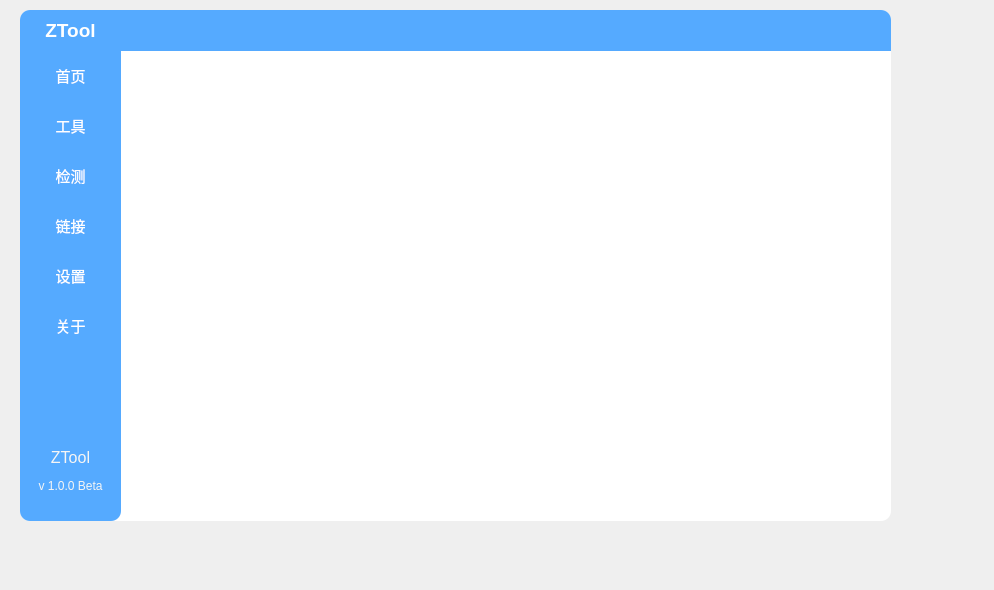
Before: the Qt Designer form Qt Designer GUI Projects/ZTool/ZTool.ui in zhangjiangh03/Default_Repository, drawn with Qt 5.
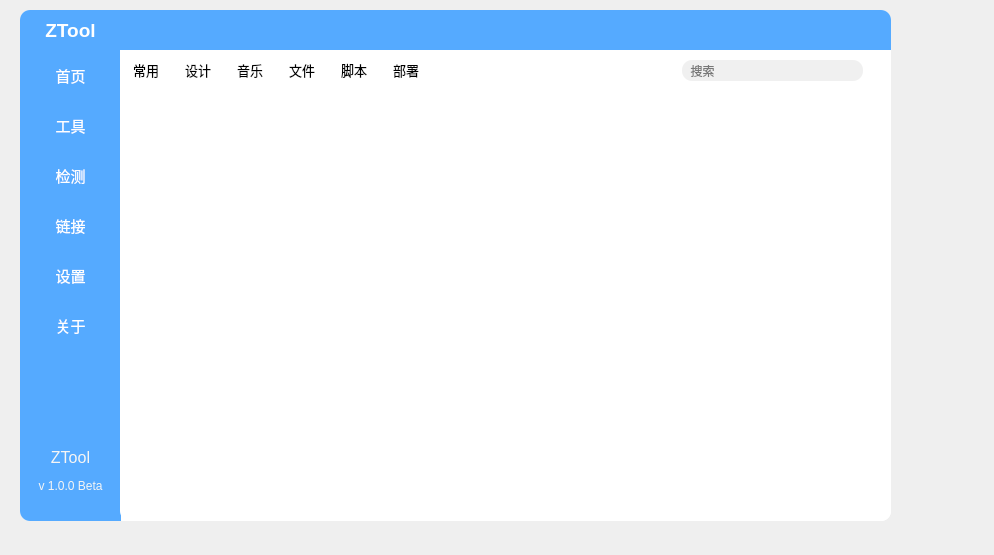
After: the same form once the commit is applied. Icons and pictures are not drawn.

Patch:
```diff
--- a/Qt Designer GUI Projects/ZTool/ZTool.ui
+++ b/Qt Designer GUI Projects/ZTool/ZTool.ui
@@ -7,7 +7,7 @@
     <x>0</x>
     <y>0</y>
     <width>994</width>
-    <height>590</height>
+    <height>555</height>
    </rect>
   </property>
   <property name="windowTitle">
@@ -146,7 +146,7 @@
 	background-color: rgb(85, 170, 255);
 	border-top-left-radius: 0px;
 	border-top-right-radius: 0px;
-	border-bottom-right-radius: 10px;
+	border-bottom-right-radius: 0px;
 	border-bottom-left-radius: 10px;
 }</string>
     </property>
@@ -250,6 +250,246 @@
      </item>
     </widget>
    </widget>
+   <widget class="QStackedWidget" name="stackedWidget">
+    <property name="geometry">
+     <rect>
+      <x>100</x>
+      <y>40</y>
+      <width>771</width>
+      <height>471</height>
+     </rect>
+    </property>
+    <property name="styleSheet">
+     <string notr="true"/>
+    </property>
+    <property name="currentIndex">
+     <number>1</number>
+    </property>
+    <widget class="QWidget" name="index">
+     <widget class="QLabel" name="label">
+      <property name="geometry">
+       <rect>
+        <x>260</x>
+        <y>90</y>
+        <width>54</width>
+        <height>16</height>
+       </rect>
+      </property>
+      <property name="text">
+       <string>1</string>
+      </property>
+     </widget>
+    </widget>
+    <widget class="QWidget" name="tool">
+     <widget class="QFrame" name="frame_4">
+      <property name="geometry">
+       <rect>
+        <x>0</x>
+        <y>0</y>
+        <width>771</width>
+        <height>41</height>
+       </rect>
+      </property>
+      <property name="styleSheet">
+       <string notr="true">QFrame {
+	border-top-left-radius: 0px;
+	border-top-right-radius: 0px;
+	border-bottom-right-radius: 0px;
+	border-bottom-left-radius: 0px;
+}</string>
+      </property>
+      <property name="frameShape">
+       <enum>QFrame::StyledPanel</enum>
+      </property>
+      <property name="frameShadow">
+       <enum>QFrame::Raised</enum>
+      </property>
+      <widget class="QFrame" name="frame_5">
+       <property name="geometry">
+        <rect>
+         <x>550</x>
+         <y>0</y>
+         <width>221</width>
+         <height>41</height>
+        </rect>
+       </property>
+       <property name="styleSheet">
+        <string notr="true">QFrame {
+	border-top-left-radius: 0px;
+	border-top-right-radius: 0px;
+	border-bottom-right-radius: 0px;
+	border-bottom-left-radius: 0px;
+}</string>
+       </property>
+       <property name="frameShape">
+        <enum>QFrame::StyledPanel</enum>
+       </property>
+       <property name="frameShadow">
+        <enum>QFrame::Raised</enum>
+       </property>
+       <widget class="QLineEdit" name="lineEdit">
+        <property name="geometry">
+         <rect>
+          <x>12</x>
+          <y>10</y>
+          <width>181</width>
+          <height>21</height>
+         </rect>
+        </property>
+        <property name="styleSheet">
+         <string notr="true">border:none;
+background-color: rgb(240, 240, 240);
+border-top-left-radius: 10px;
+border-top-right-radius: 10px;
+border-bottom-right-radius: 10px;
+border-bottom-left-radius: 10px;</string>
+        </property>
+        <property name="text">
+         <string/>
+        </property>
+        <property name="dragEnabled">
+         <bool>false</bool>
+        </property>
+        <property name="placeholderText">
+         <string>  搜索</string>
+        </property>
+        <property name="cursorMoveStyle">
+         <enum>Qt::LogicalMoveStyle</enum>
+        </property>
+       </widget>
+      </widget>
+     </widget>
+     <widget class="QListWidget" name="listWidget_2">
+      <property name="geometry">
+       <rect>
+        <x>0</x>
+        <y>0</y>
+        <width>321</width>
+        <height>41</height>
+       </rect>
+      </property>
+      <property name="styleSheet">
+       <string notr="true">QListView {
+	border-radius: 10px;
+	color: rgb(0, 0, 0);
+	font-size: 13px;
+}
+QListView::item{
+	background-color: transparent;
+
+	padding: 10px;
+}
+QListView::item:hover {
+	background-color: rgb(255, 255, 255);
+	color: rgb(255, 85, 0);
+}
+QListView::item:selected {
+	background-color: rgb(255, 255, 255);
+	color: rgb(255, 85, 0);
+	border-top: 2px solid rgb(255, 85, 0);
+}
+</string>
+      </property>
+      <property name="flow">
+       <enum>QListView::LeftToRight</enum>
+      </property>
+      <item>
+       <property name="text">
+        <string>常用</string>
+       </property>
+       <property name="textAlignment">
+        <set>AlignCenter</set>
+       </property>
+      </item>
+      <item>
+       <property name="text">
+        <string>设计</string>
+       </property>
+       <property name="textAlignment">
+        <set>AlignCenter</set>
+       </property>
+      </item>
+      <item>
+       <property name="text">
+        <string>音乐</string>
+       </property>
+       <property name="textAlignment">
+        <set>AlignCenter</set>
+       </property>
+      </item>
+      <item>
+       <property name="text">
+        <string>文件</string>
+       </property>
+       <property name="textAlignment">
+        <set>AlignCenter</set>
+       </property>
+      </item>
+      <item>
+       <property name="text">
+        <string>脚本</string>
+       </property>
+       <property name="textAlignment">
+        <set>AlignCenter</set>
+       </property>
+      </item>
+      <item>
+       <property name="text">
+        <string>部署</string>
+       </property>
+       <property name="textAlignment">
+        <set>AlignCenter</set>
+       </property>
+      </item>
+     </widget>
+    </widget>
+    <widget class="QWidget" name="test">
+     <widget class="QLabel" name="label_5">
+      <property name="geometry">
+       <rect>
+        <x>380</x>
+        <y>150</y>
+        <width>54</width>
+        <height>16</height>
+       </rect>
+      </property>
+      <property name="text">
+       <string>3</string>
+      </property>
+     </widget>
+    </widget>
+    <widget class="QWidget" name="link">
+     <widget class="QLabel" name="label_6">
+      <property name="geometry">
+       <rect>
+        <x>220</x>
+        <y>170</y>
+        <width>54</width>
+        <height>16</height>
+       </rect>
+      </property>
+      <property name="text">
+       <string>4</string>
+      </property>
+     </widget>
+    </widget>
+    <widget class="QWidget" name="set"/>
+    <widget class="QWidget" name="about">
+     <widget class="QLabel" name="label_8">
+      <property name="geometry">
+       <rect>
+        <x>0</x>
+        <y>0</y>
+        <width>771</width>
+        <height>471</height>
+       </rect>
+      </property>
+      <property name="text">
+       <string>&lt;html&gt;&lt;head/&gt;&lt;body&gt;&lt;p align=&quot;center&quot;&gt;&lt;span style=&quot; font-size:10pt;&quot;&gt;~欢迎使用~&lt;/span&gt;&lt;/p&gt;&lt;p align=&quot;center&quot;&gt;&lt;span style=&quot; font-size:24pt; color:#00aaff;&quot;&gt;ZTool&lt;/span&gt;&lt;/p&gt;&lt;p align=&quot;center&quot;&gt;&lt;span style=&quot; font-size:10pt;&quot;&gt;v 1.0.0 Beta&lt;/span&gt;&lt;/p&gt;&lt;p align=&quot;center&quot;&gt;&lt;span style=&quot; font-size:10pt;&quot;&gt;By zhangjiangh03&lt;/span&gt;&lt;/p&gt;&lt;p align=&quot;center&quot;&gt;&lt;br/&gt;&lt;/p&gt;&lt;/body&gt;&lt;/html&gt;</string>
+      </property>
+     </widget>
+    </widget>
+   </widget>
   </widget>
  </widget>
  <resources>
```
Left out of the diff: 20 changed lines with no effect on the pictures.
